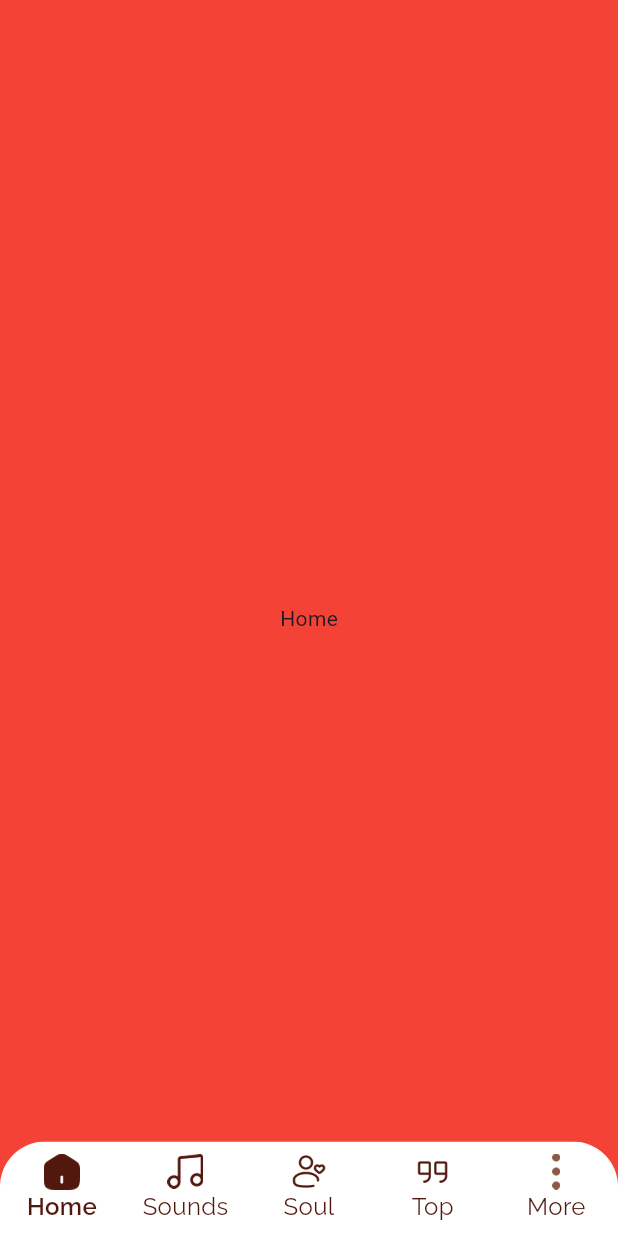
After one commit to Shahin4292/shafacode-task, a Flutter app: the BottomNav screen opened directly, on a phone screen of 412 x 824 dp. The commit adds this screen. Run offline on Flutter 3.47's test engine with Material 3 defaults, Android fonts, the phone set to English and light mode, and no system bars.

Commit message:
bottomNav added done

```diff
--- a/lib/features/auth/screens/login_screen.dart
+++ b/lib/features/auth/screens/login_screen.dart
@@ -2,6 +2,7 @@ import 'package:flutter/material.dart';
 import 'package:shafacode_task/features/auth/widget/custom_next_button.dart';
 import 'package:shafacode_task/features/auth/widget/custom_text_field.dart';
 import 'package:shafacode_task/features/auth/widget/top_tap_bar.dart';
+import 'package:shafacode_task/navigation/bottom_nav.dart';
 import 'package:shafacode_task/utils/image_path.dart';
 
 class LoginScreen extends StatefulWidget {
@@ -17,10 +18,8 @@ class _LoginScreenState extends State<LoginScreen> {
   int selectedIndex = 1;
 
   bool get isFormFilled {
-    return _passwordCtrl.text.isNotEmpty &&
-        _emailCtrl.text.isNotEmpty;
+    return _passwordCtrl.text.isNotEmpty && _emailCtrl.text.isNotEmpty;
   }
-
 
   @override
   void initState() {
@@ -39,7 +38,6 @@ class _LoginScreenState extends State<LoginScreen> {
     _emailCtrl.dispose();
     super.dispose();
   }
-
 
   @override
   Widget build(BuildContext context) {
@@ -111,6 +109,11 @@ class _LoginScreenState extends State<LoginScreen> {
                             );
                             return;
                           }
+                          Navigator.pushAndRemoveUntil(
+                            context,
+                            MaterialPageRoute(builder: (_) => const BottomNav()),
+                                (route) => false,
+                          );
                         },
                         isEnabled: isFormFilled,
                       ),
@@ -120,6 +123,7 @@ class _LoginScreenState extends State<LoginScreen> {
                       const Spacer(),
 
                       Image.asset(
+                        height: 250,
                         ImagePath.image,
                         width: MediaQuery.sizeOf(context).width,
                         fit: BoxFit.fill,
--- a/lib/features/auth/screens/sign_up_screen.dart
+++ b/lib/features/auth/screens/sign_up_screen.dart
@@ -3,6 +3,7 @@ import 'package:shafacode_task/features/auth/screens/login_screen.dart';
 import 'package:shafacode_task/features/auth/widget/custom_next_button.dart';
 import 'package:shafacode_task/features/auth/widget/custom_text_field.dart';
 import 'package:shafacode_task/features/auth/widget/top_tap_bar.dart';
+import 'package:shafacode_task/navigation/bottom_nav.dart';
 import 'package:shafacode_task/utils/image_path.dart';
 
 class SignUpScreen extends StatefulWidget {
@@ -118,11 +119,11 @@ class _SignUpScreenState extends State<SignUpScreen> {
                             );
                             return;
                           }
-                          // Navigator.pushAndRemoveUntil(
-                          //   context,
-                          //   MaterialPageRoute(builder: (_) => const HomeScreen()),
-                          //       (route) => false,
-                          // );
+                          Navigator.pushAndRemoveUntil(
+                            context,
+                            MaterialPageRoute(builder: (_) => const BottomNav()),
+                                (route) => false,
+                          );
                           controllerClean();
                         },
                         isEnabled: isFormFilled,
--- /dev/null
+++ b/lib/navigation/bottom_nav.dart
@@ -0,0 +1,102 @@
+import 'package:flutter/material.dart';
+import 'package:shafacode_task/utils/app_color.dart';
+import 'package:shafacode_task/utils/image_path.dart';
+import 'package:shafacode_task/utils/styles.dart';
+
+class BottomNav extends StatefulWidget {
+  final int initialIndex;
+  const BottomNav({super.key, this.initialIndex = 0});
+
+  @override
+  State<BottomNav> createState() => _BottomNavState();
+}
+
+class _BottomNavState extends State<BottomNav> {
+  late int _selectedIndex;
+
+  @override
+  void initState() {
+    super.initState();
+    _selectedIndex = widget.initialIndex;
+  }
+
+  final List<Widget> _screens = const [
+    Center(child: Text("Home")),
+    Center(child: Text("Sounds")),
+    Center(child: Text("Soul")),
+    Center(child: Text("Top")),
+    Center(child: Text("More")),
+  ];
+
+  @override
+  Widget build(BuildContext context) {
+    return Scaffold(
+      backgroundColor: Colors.red,
+      extendBody: true,
+      body: _screens[_selectedIndex],
+
+      bottomNavigationBar: ClipRRect(
+        borderRadius: const BorderRadius.only(
+          topLeft: Radius.circular(30),
+          topRight: Radius.circular(30),
+        ),
+        child: BottomNavigationBar(
+          backgroundColor: Colors.white,
+          elevation: 0,
+          currentIndex: _selectedIndex,
+          onTap: (index) => setState(() => _selectedIndex = index),
+          type: BottomNavigationBarType.fixed,
+
+          selectedItemColor: AppColor.primaryColor,
+          unselectedItemColor: AppColor.primaryColor,
+          selectedLabelStyle: ralewaySemiBold.copyWith(fontSize: 16, color: AppColor.primaryColor),
+          unselectedLabelStyle: ralewayRegular.copyWith(fontSize: 16, color: AppColor.primaryColor),
+
+          items: [
+            BottomNavigationBarItem(
+              icon: Image.asset(
+                _selectedIndex == 0 ? ImagePath.homeFilled : ImagePath.home,
+                height: 24,
+                width: 24,
+              ),
+              label: 'Home',
+            ),
+            BottomNavigationBarItem(
+              icon: Image.asset(
+                _selectedIndex == 1 ? ImagePath.soundFilled : ImagePath.sound,
+                height: 24,
+                width: 24,
+              ),
+              label: 'Sounds',
+            ),
+            BottomNavigationBarItem(
+              icon: Image.asset(
+                _selectedIndex == 2 ? ImagePath.soulFilled : ImagePath.soul,
+                height: 24,
+                width: 24,
+              ),
+              label: 'Soul',
+            ),
+            BottomNavigationBarItem(
+              icon: Image.asset(
+                _selectedIndex == 3 ? ImagePath.topFilled : ImagePath.top,
+                height: 24,
+                width: 24,
+              ),
+              label: 'Top',
+            ),
+            BottomNavigationBarItem(
+              icon: Image.asset(
+                ImagePath.more,
+                height: 24,
+                width: 24,
+                color: _selectedIndex == 4 ? const Color(0xFF5B2A1D) : const Color(0xFF8A5A44),
+              ),
+              label: 'More',
+            ),
+          ],
+        ),
+      ),
+    );
+  }
+}
--- a/lib/utils/image_path.dart
+++ b/lib/utils/image_path.dart
@@ -1,4 +1,16 @@
 class ImagePath {
   static const String bird = 'assets/images/bird.png';
   static const String image = 'assets/images/image.png';
+
+  static const String home = 'assets/icons/home.png';
+  static const String sound = 'assets/icons/sound.png';
+  static const String soul = 'assets/icons/soul.png';
+  static const String top = 'assets/icons/top.png';
+  static const String more = 'assets/icons/more.png';
+
+  static const String moreFilled = 'assets/icons/more.png';
+  static const String homeFilled = 'assets/icons/home_filled.png';
+  static const String soundFilled = 'assets/icons/sound_filled.png';
+  static const String topFilled = 'assets/icons/top_filled.png';
+  static const String soulFilled = 'assets/icons/soul_filled.png';
 }
--- a/pubspec.yaml
+++ b/pubspec.yaml
@@ -59,6 +59,7 @@ flutter:
 
   assets:
     - assets/images/
+    - assets/icons/
 
   fonts:
     - family: Raleway
```
Also changed, not shown: assets/icons/home.png (added), assets/icons/home_filled.png (added), assets/icons/more.png (added), assets/icons/soul.png (added), assets/icons/soul_filled.png (added), assets/icons/sound.png (added), assets/icons/sound_filled.png (added), assets/icons/top.png (added), assets/icons/top_filled.png (added).
